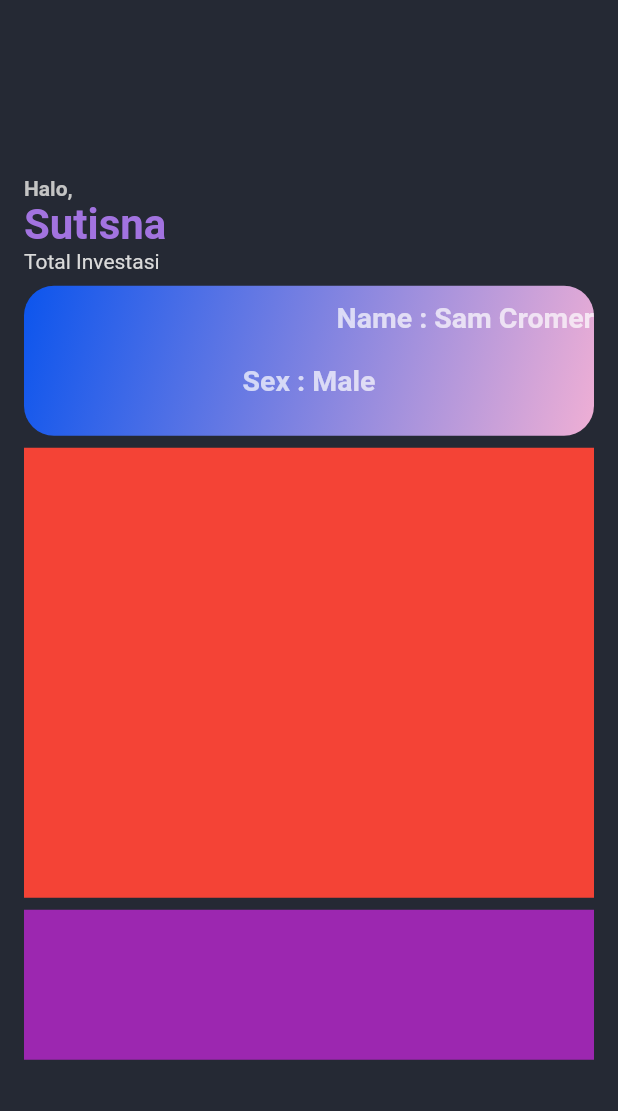
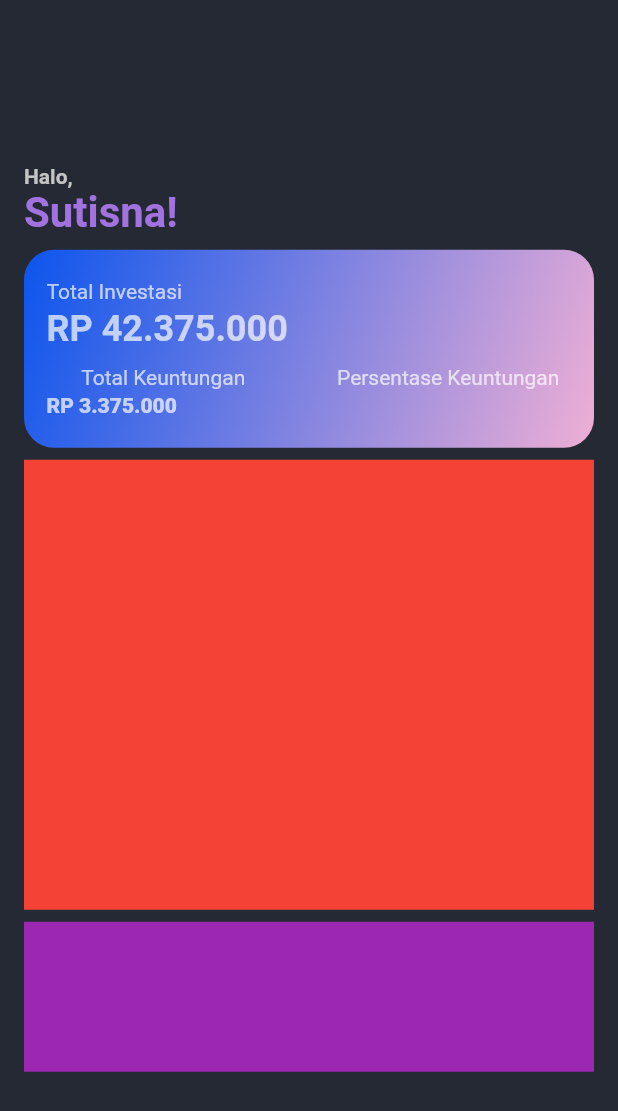
Before and after one commit to RenaldoLouis/flutter_invest_app, a Flutter app: the screen it shows after launch, on a phone screen of 412 x 824 dp. Shown: the top 1111 px of the screen. Run offline on Flutter 3.47's test engine with Material 2 defaults, Android fonts, the light colour scheme and no system bars.

Commit message:
update personal data

```diff
--- a/lib/app/sign_in/sign_in_page.dart
+++ b/lib/app/sign_in/sign_in_page.dart
@@ -37,23 +37,17 @@ class SignInPage extends StatelessWidget {
             ),
           ),
           Text(
-            "Sutisna",
+            "Sutisna!",
             style: TextStyle(
               fontWeight: FontWeight.bold,
               color: Color(0xFFA273E0),
               fontSize: 28,
             ),
           ),
-          Text(
-            "Total Investasi",
-            style: TextStyle(
-              color: Color(0xFFDADADA),
-            ),
-          ),
           SizedBox(height: 8.0),
           Container(
             width: 100,
-            height: 100,
+            height: 132,
             decoration: BoxDecoration(
               gradient: LinearGradient(
                   begin: Alignment.topLeft,
@@ -70,26 +64,72 @@ class SignInPage extends StatelessWidget {
               child: Column(
                 children: <Widget>[
                   Container(
-                    margin: EdgeInsets.only(top: 10.0, bottom: 10.0),
+                    margin: EdgeInsets.only(top: 20.0, left: 15.0, right: 10.0),
                     child: Align(
-                      alignment: Alignment(1, 1),
+                      alignment: Alignment(-1, 1),
                       child: Text(
-                        "Name : Sam Cromer",
+                        "Total Investasi",
                         style: TextStyle(
                             color: Colors.white70,
-                            fontWeight: FontWeight.bold,
-                            fontSize: 19.0),
+                            // fontWeight: FontWeight.bold,
+                            fontSize: 14.0),
                       ),
                     ),
                   ),
                   Container(
-                    margin: EdgeInsets.only(top: 10.0, bottom: 10.0),
-                    child: Text(
-                      "Sex : Male",
-                      style: TextStyle(
-                          color: Colors.white70,
-                          fontWeight: FontWeight.bold,
-                          fontSize: 19.0),
+                    margin: EdgeInsets.only(top: 3.0, left: 15.0, right: 10.0),
+                    child: Align(
+                      alignment: Alignment(-1, 1),
+                      child: Text(
+                        "RP 42.375.000",
+                        style: TextStyle(
+                            color: Colors.white70,
+                            fontWeight: FontWeight.bold,
+                            fontSize: 24.0),
+                      ),
+                    ),
+                  ),
+                  Container(
+                    // width: 300,
+                    margin: EdgeInsets.only(top: 10.0, left: 15.0),
+                    child: Row(
+                      mainAxisAlignment: MainAxisAlignment.spaceEvenly,
+                      children: <Widget>[
+                        Align(
+                          alignment: Alignment(-1, 1),
+                          child: Text(
+                            "Total Keuntungan",
+                            style: TextStyle(
+                                color: Colors.white70,
+                                // fontWeight: FontWeight.bold,
+                                fontSize: 14.0),
+                          ),
+                        ),
+                        SizedBox(width: 15.0),
+                        Align(
+                          alignment: Alignment(1, 0),
+                          child: Text(
+                            "Persentase Keuntungan",
+                            style: TextStyle(
+                                color: Colors.white70,
+                                // fontWeight: FontWeight.bold,
+                                fontSize: 14.0),
+                          ),
+                        ),
+                      ],
+                    ),
+                  ),
+                  Container(
+                    margin: EdgeInsets.only(top: 3.0, left: 15.0, right: 10.0),
+                    child: Align(
+                      alignment: Alignment(-1, 1),
+                      child: Text(
+                        "RP 3.375.000",
+                        style: TextStyle(
+                            color: Colors.white70,
+                            fontWeight: FontWeight.w800,
+                            fontSize: 14.0),
+                      ),
                     ),
                   ),
                 ],
```
Also changed, not shown: pubspec.lock, 1 other file.
